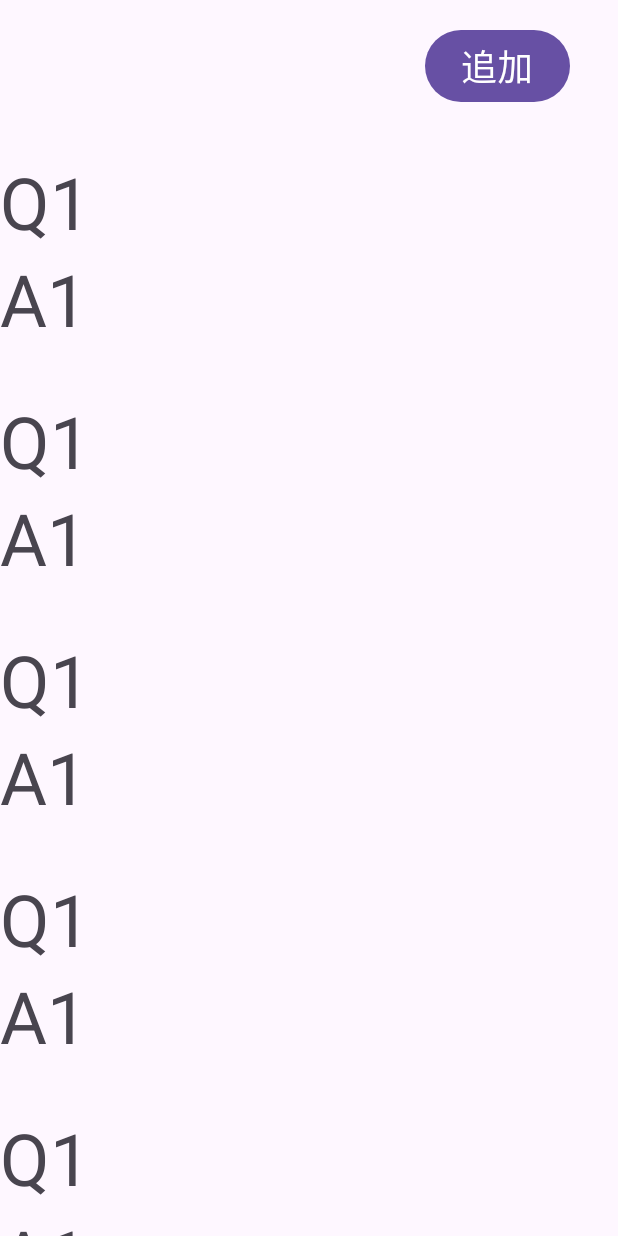
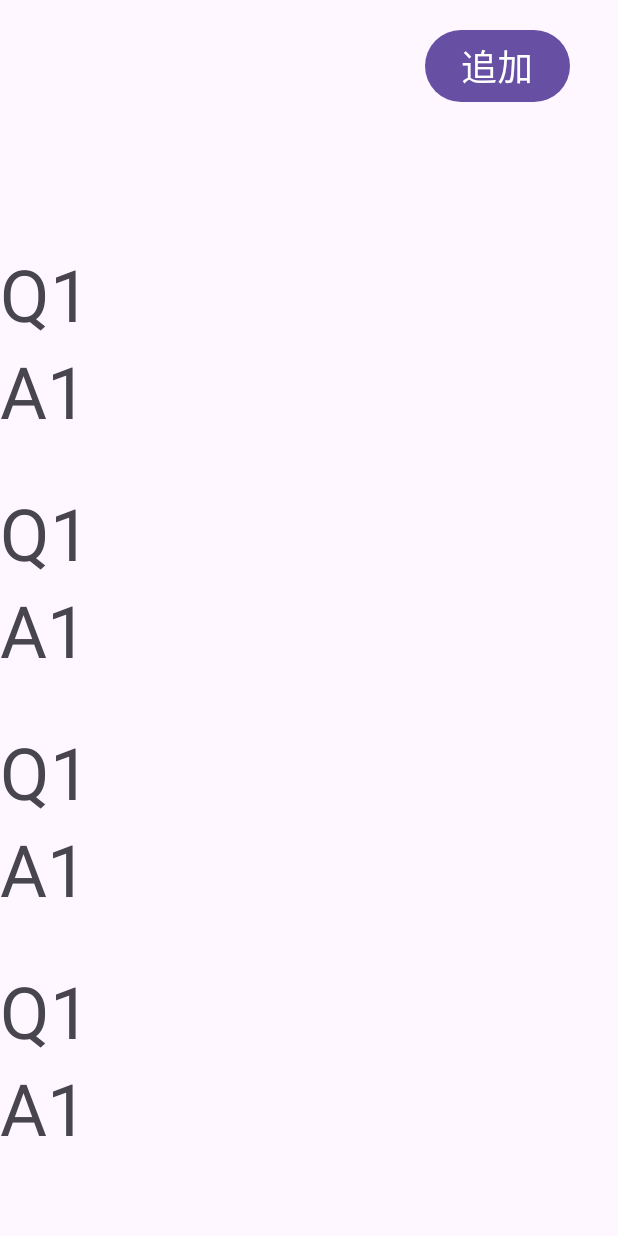
Before and after one commit to tomomaruit/MobileAppDevA-Final, an Android app: the screen it shows after launch (MainActivity), on a phone screen of 412 x 824 dp. Run offline under Robolectric (Android 15) with nearby library versions, the phone set to English and light mode, and no system bars.

Commit message:
scrollViewのサイズを変更

```diff
--- a/app/src/main/res/layout/activity_main.xml
+++ b/app/src/main/res/layout/activity_main.xml
@@ -21,11 +21,13 @@
     <ScrollView
         android:id="@+id/scroll"
         android:layout_width="match_parent"
-        android:layout_height="wrap_content"
+        android:layout_height="600dp"
         android:layout_marginTop="30dp"
+
         app:layout_constraintTop_toBottomOf="@+id/addButton"
         app:layout_constraintStart_toStartOf="parent"
         app:layout_constraintEnd_toEndOf="parent"
+        app:layout_constraintBottom_toBottomOf="parent"
         android:isScrollContainer="false"
         >
         <LinearLayout
@@ -33,6 +35,7 @@
             android:layout_width="match_parent"
             android:layout_height="wrap_content"
             android:orientation="vertical"
+            app:layout_constraintEnd_toEndOf="@id/scroll"
             >
             <TextView
                 android:id="@+id/question1"
```
